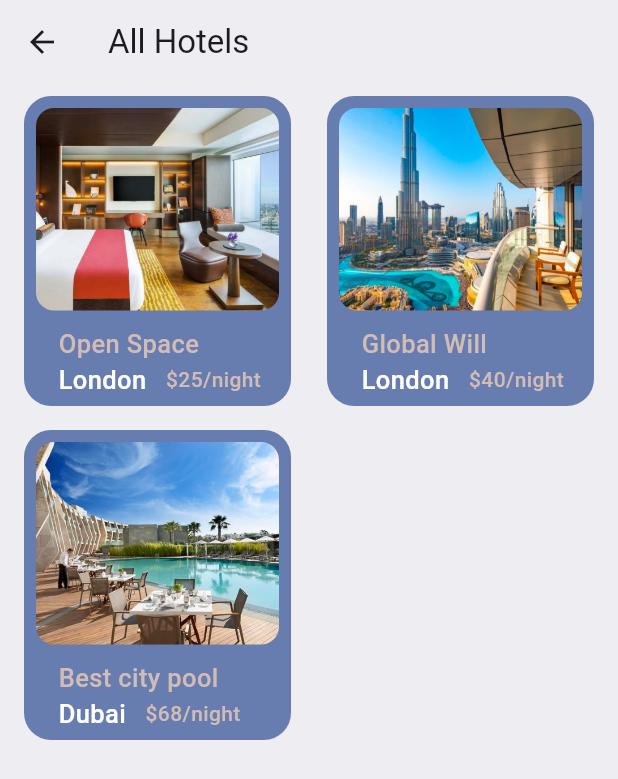
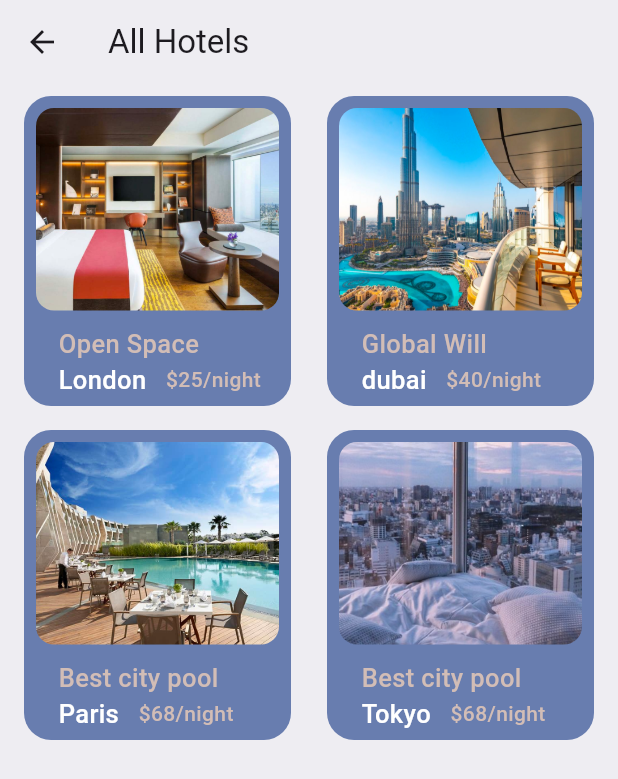
Before and after one commit to HazriqHaykal/ticket_app, a Flutter app: the AllHotels screen opened by its route, on a phone screen of 412 x 824 dp. Shown: the top 779 px of the screen. Run offline on Flutter 3.47's test engine with Material 3 defaults, Android fonts, the phone set to English and light mode, and no system bars; our stand-ins replace barcode_widget, bloc, fluentui_icons, flutter_bloc, flutter_riverpod, get and 1 more; generated files the repository leaves out were written again.

Commit message:
Describe what you changed

```diff
--- a/lib/base/utils/all_json.dart
+++ b/lib/base/utils/all_json.dart
@@ -54,17 +54,43 @@ List<Map<String, dynamic>> hotelList = [
     'place': 'Open Space',
     'destination': 'London',
     'price': 25,
+    'detail':
+        'London, the capital of England, is a dynamic blend of history and modernity. As you walk through its iconic streets, you’ll encounter architectural marvels such as the Tower Bridge, Buckingham Palace, and Big Ben. The city offers world-class shopping experiences on Oxford Street and exquisite dining options ranging from traditional English fare to international cuisine. Art lovers will find inspiration at the Tate Modern and the British Museum, while theater enthusiasts can indulge in the vibrant West End scene. Whether you\'re enjoying a quiet stroll along the River Thames or taking in panoramic views from the London Eye, the city promises a unique and memorable experience that caters to every type of traveler.',
+    'images': ['city_view_1.png', 'city_view_2.png', 'city_view_3.png'],
   },
   {
     'image': 'city_view.png',
     'place': 'Global Will',
-    'destination': 'London',
+    'destination': 'dubai',
     'price': 40,
+    'detail':
+        'Dubai is a dazzling oasis in the desert, where innovation meets opulence. Known for its futuristic skyline dominated by the Burj Khalifa, the tallest building in the world, Dubai is a city that pushes the limits of luxury and design. Visitors can shop at the Dubai Mall, one of the largest malls globally, or explore traditional souks that reflect the city’s cultural roots. Adventure seekers can take part in dune bashing, skydiving over the Palm Jumeirah, or enjoying water parks like Atlantis Aquaventure. Despite its modern appeal, Dubai preserves its heritage through historic sites like Al Fahidi Fort and the Dubai Museum. It’s a city that offers both comfort and thrill, making it ideal for families, couples, and solo travelers alike.',
+    'images': [
+      'hotel_room_view_1.png',
+      'hotel_room_view_2.png',
+      'hotel_room_view_3.png',
+    ],
   },
   {
     'image': 'pool_view.png',
     'place': 'Best city pool',
-    'destination': 'Dubai',
+    'destination': 'Paris',
     'price': 68,
+    'detail':
+        'Paris, the enchanting capital of France, is a city that captures the heart with its timeless elegance and cultural richness. Stroll along the Champs-Élysées, marvel at the intricate architecture of Notre-Dame, or climb the Eiffel Tower for breathtaking city views. The city\'s art scene is unrivaled, featuring treasures in the Louvre and Musée d\'Orsay. Cafés and patisseries line every corner, offering delicious croissants and espresso for a truly Parisian experience. Whether you\'re cruising the Seine River at sunset or exploring the hidden gems of Montmartre, Paris exudes romance, sophistication, and a deep appreciation for life’s finer things.',
+    'images': ['pool_view_1.png', 'pool_view_2.png', 'pool_view_3.png'],
+  },
+  {
+    'image': 'hotel_room_1.png',
+    'place': 'Best city pool',
+    'destination': 'Tokyo',
+    'price': 68,
+    'detail':
+        'Tokyo is a harmonious fusion of tradition and technology, where ancient temples sit beside glowing skyscrapers. The city bustles with life, offering neon-lit shopping districts like Shibuya and Harajuku, as well as serene escapes such as the Meiji Shrine and Ueno Park. Food lovers can savor everything from Michelin-starred sushi to comforting bowls of ramen in tucked-away eateries. Culture thrives in Tokyo through its sumo tournaments, anime museums, and seasonal festivals. With its efficient public transport, warm hospitality, and an endless list of things to explore, Tokyo is a must-visit for travelers seeking an unforgettable urban adventure.',
+    'images': [
+      'hotel_room_view_1.png',
+      'hotel_room_view_2.png',
+      'hotel_room_view_3.png',
+    ],
   },
 ];
```
